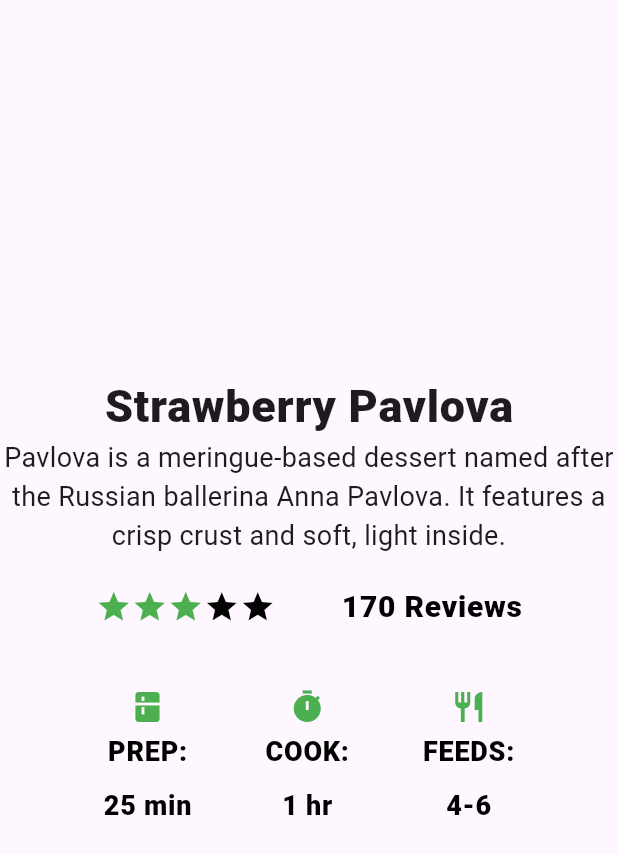
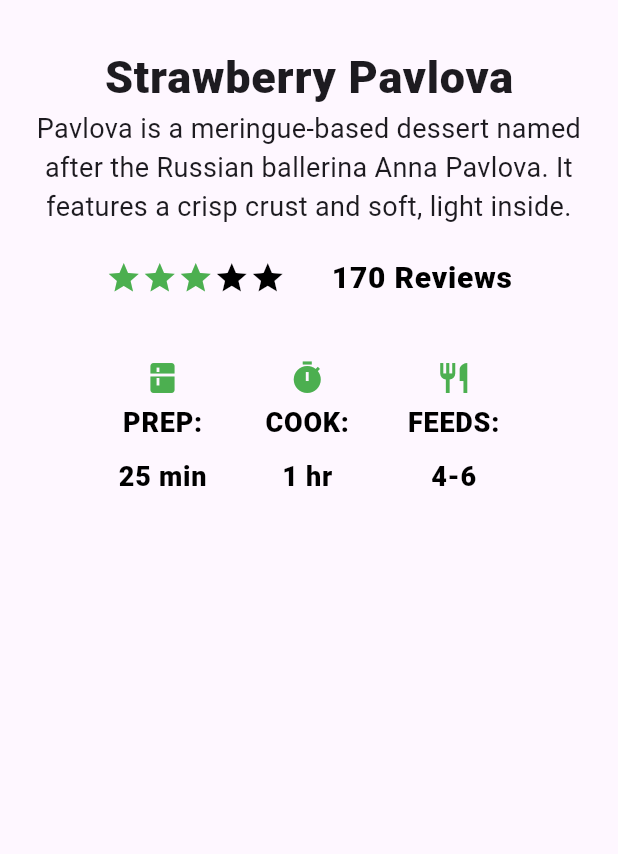
Before and after one commit to deaaww/PM, a Flutter app: the screen it shows after launch, on a phone screen of 412 x 824 dp. Shown: the top 854 px of the screen. Run offline on Flutter 3.47's test engine with Material 3 defaults, Android fonts, the phone set to English and light mode, and no system bars; Roboto replaces fonts that are missing (Georgia).

Commit message:
Nesting rows and columns (LeftColumn)

```diff
--- a/Week#06/src/basic_layout_flutter/lib/main.dart
+++ b/Week#06/src/basic_layout_flutter/lib/main.dart
@@ -80,18 +80,17 @@ class MyApp extends StatelessWidget {
       ),
     );
 
+    final leftColumn = Container(
+      padding: const EdgeInsets.fromLTRB(20, 30, 20, 20),
+      child: Column(
+        children: [titleText, subTitle, ratings, iconList],
+      ),
+    );
+
     return MaterialApp(
       home: Scaffold(
         body: Center(
-          child: Column(
-                mainAxisSize: MainAxisSize.min, // Agar Column hanya setinggi isinya
-                children: [
-                  titleText,
-                  subTitle,
-                  ratings,
-                  iconList,
-                ],
-              ),
+          child: leftColumn,
           ),
         ),
     );
```
Also changed, not shown: Week#06/src/basic_layout_flutter/images/leftColumn.png (added), 1 other file.
